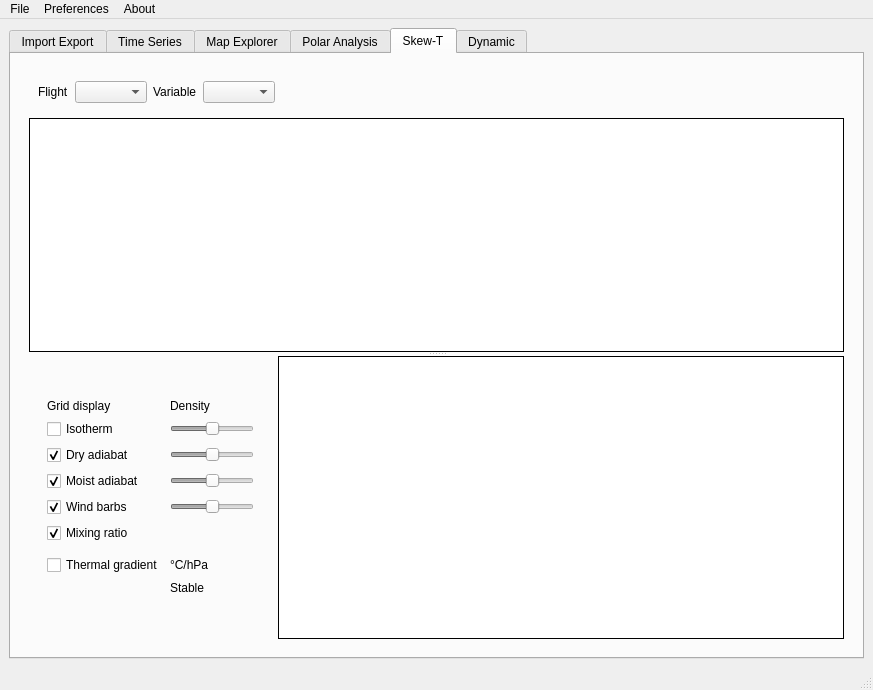
TheGoodWeather/Vector-Vario-Analyzer, file src/gui/mainwindow.ui: the form before one commit.
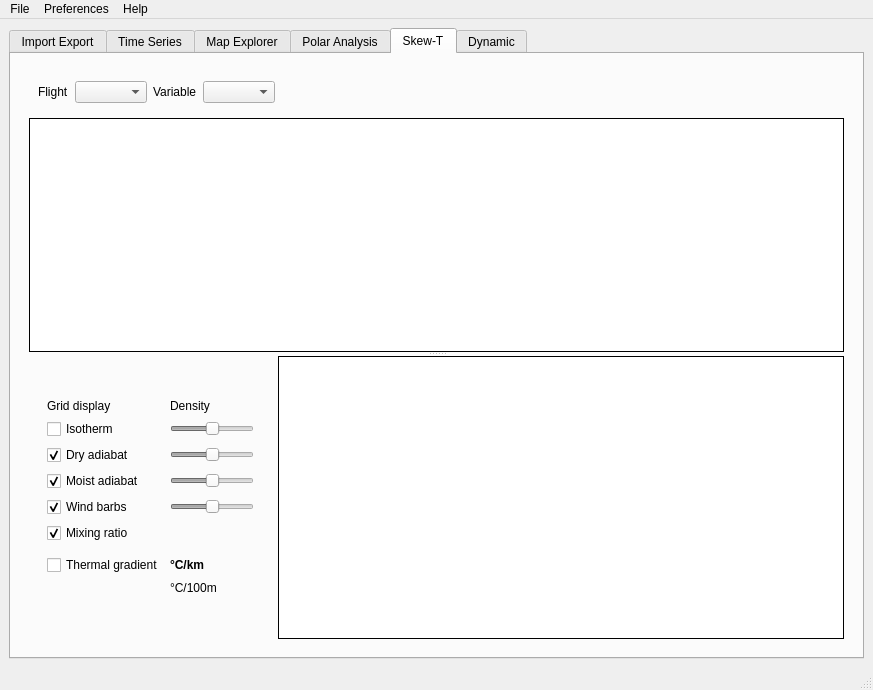
The form after the commit. The open tabs and pages were chosen to show the change. Custom widgets are drawn as their Qt base class.

Patch:
```diff
--- a/src/gui/mainwindow.ui
+++ b/src/gui/mainwindow.ui
@@ -1423,9 +1423,15 @@
                       </widget>
                      </item>
                      <item row="8" column="1">
-                      <widget class="QLabel" name="label_t_gradient">
+                      <widget class="QLabel" name="label_t_gradient_1000">
+                       <property name="font">
+                        <font>
+                         <weight>75</weight>
+                         <bold>true</bold>
+                        </font>
+                       </property>
                        <property name="text">
-                        <string>°C/hPa</string>
+                        <string>°C/km</string>
                        </property>
                       </widget>
                      </item>
@@ -1483,7 +1489,7 @@
                      <item row="9" column="1">
                       <widget class="QLabel" name="label_state_atm">
                        <property name="text">
-                        <string>Stable</string>
+                        <string>°C/100m</string>
                        </property>
                       </widget>
                      </item>
@@ -1564,14 +1570,14 @@
     <addaction name="actionUnits"/>
     <addaction name="actionColors"/>
    </widget>
-   <widget class="QMenu" name="menuAbout">
+   <widget class="QMenu" name="menuHelp">
     <property name="title">
-     <string>About</string>
+     <string>Help</string>
     </property>
    </widget>
    <addaction name="menuFile"/>
    <addaction name="menuPreferences"/>
-   <addaction name="menuAbout"/>
+   <addaction name="menuHelp"/>
   </widget>
   <widget class="QStatusBar" name="statusbar"/>
   <action name="actionUnits">
```
Left out of the diff: 40 changed lines with no effect on the pictures.
